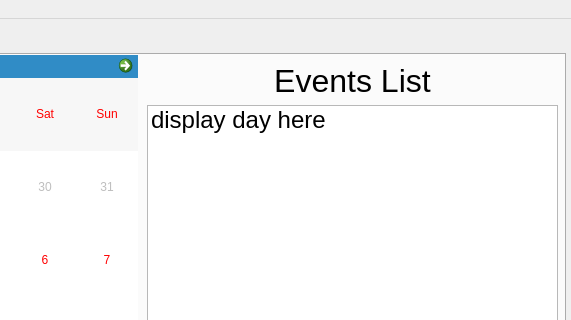
The window that Qt Project Files/SpiralBound/mainwindow.ui (ECU-CSCI-4230/SpiralBound) describes before a commit, drawn with Qt 5; both pictures show x 365 to 936 and y 0 to 320 of the 936 by 642 pixel window.
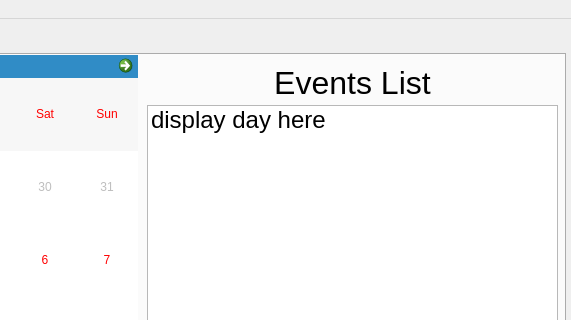
The same window after the commit. Icons and pictures are not drawn.

Diff of the .ui file:
```diff
--- a/Qt Project Files/SpiralBound/mainwindow.ui
+++ b/Qt Project Files/SpiralBound/mainwindow.ui
@@ -136,7 +136,7 @@
         <x>510</x>
         <y>10</y>
         <width>411</width>
-        <height>31</height>
+        <height>41</height>
        </rect>
       </property>
       <property name="font">
@@ -147,8 +147,11 @@
       <property name="text">
        <string>Events List</string>
       </property>
+      <property name="textFormat">
+       <enum>Qt::AutoText</enum>
+      </property>
       <property name="alignment">
-       <set>Qt::AlignCenter</set>
+       <set>Qt::AlignHCenter|Qt::AlignTop</set>
       </property>
      </widget>
     </widget>
```
